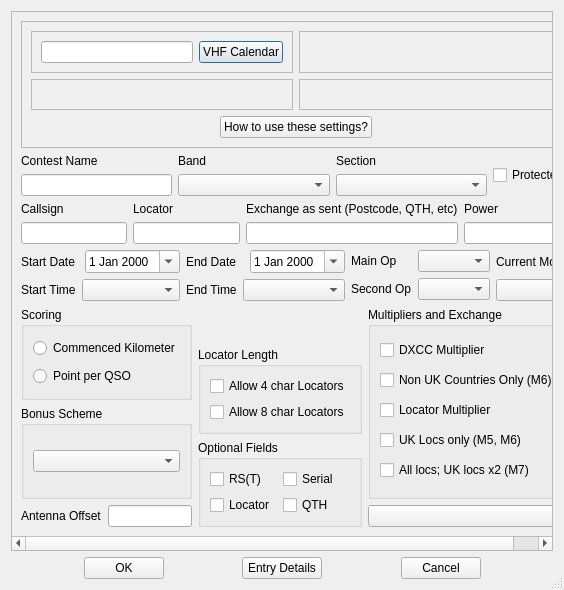
Old version of the form mqt/MqtLogger/contestdetails.ui in the repository zsteva/backup-minos2.
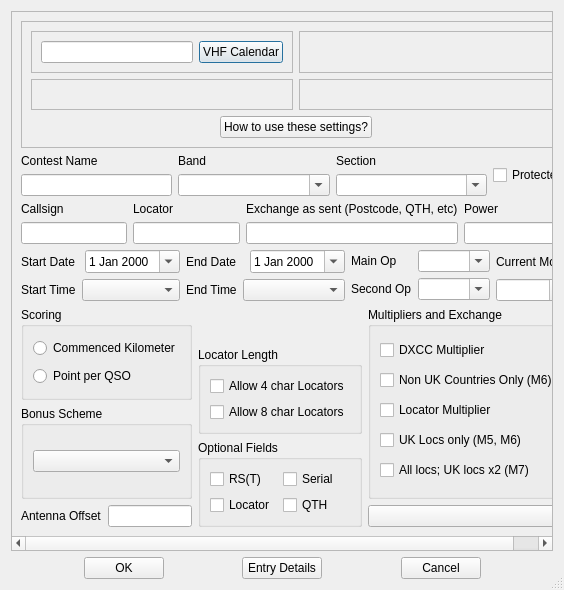
New version of the form. Custom widgets are drawn as their Qt base class.

What changed in the file:
```diff
--- a/mqt/MqtLogger/contestdetails.ui
+++ b/mqt/MqtLogger/contestdetails.ui
@@ -227,6 +227,9 @@
                  <verstretch>0</verstretch>
                 </sizepolicy>
                </property>
+               <property name="editable">
+                <bool>true</bool>
+               </property>
                <property name="sizeAdjustPolicy">
                 <enum>QComboBox::AdjustToContents</enum>
                </property>
@@ -251,6 +254,9 @@
                  <verstretch>0</verstretch>
                 </sizepolicy>
                </property>
+               <property name="editable">
+                <bool>true</bool>
+               </property>
                <property name="sizeAdjustPolicy">
                 <enum>QComboBox::AdjustToContents</enum>
                </property>
@@ -444,6 +450,9 @@
              </item>
              <item>
               <widget class="QComboBox" name="MainOpComboBox">
+               <property name="editable">
+                <bool>true</bool>
+               </property>
                <property name="sizeAdjustPolicy">
                 <enum>QComboBox::AdjustToContents</enum>
                </property>
@@ -462,6 +471,9 @@
              </item>
              <item>
               <widget class="QComboBox" name="SecondOpComboBox">
+               <property name="editable">
+                <bool>true</bool>
+               </property>
                <property name="sizeAdjustPolicy">
                 <enum>QComboBox::AdjustToContents</enum>
                </property>
@@ -481,7 +493,11 @@
             </widget>
            </item>
            <item>
-            <widget class="QComboBox" name="ModeComboBox"/>
+            <widget class="QComboBox" name="ModeComboBox">
+             <property name="editable">
+              <bool>true</bool>
+             </property>
+            </widget>
            </item>
           </layout>
          </item>
```
